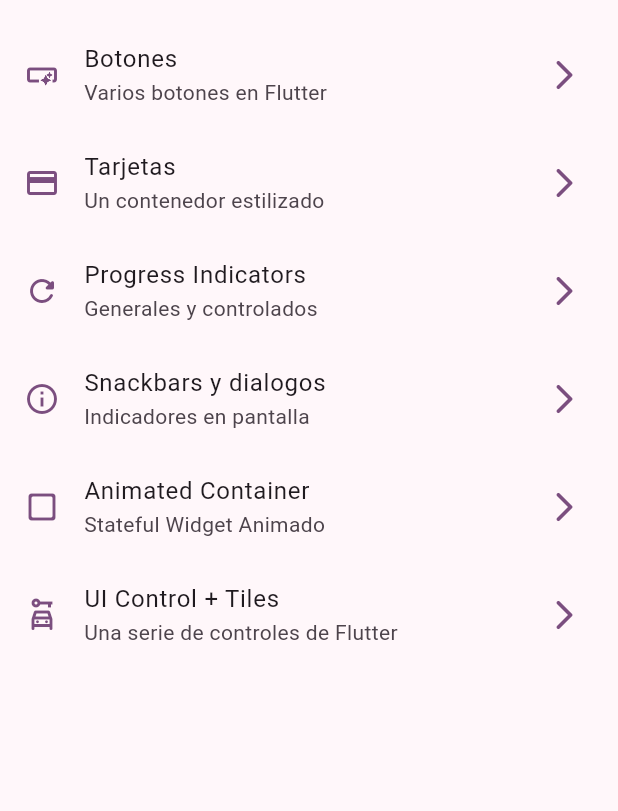
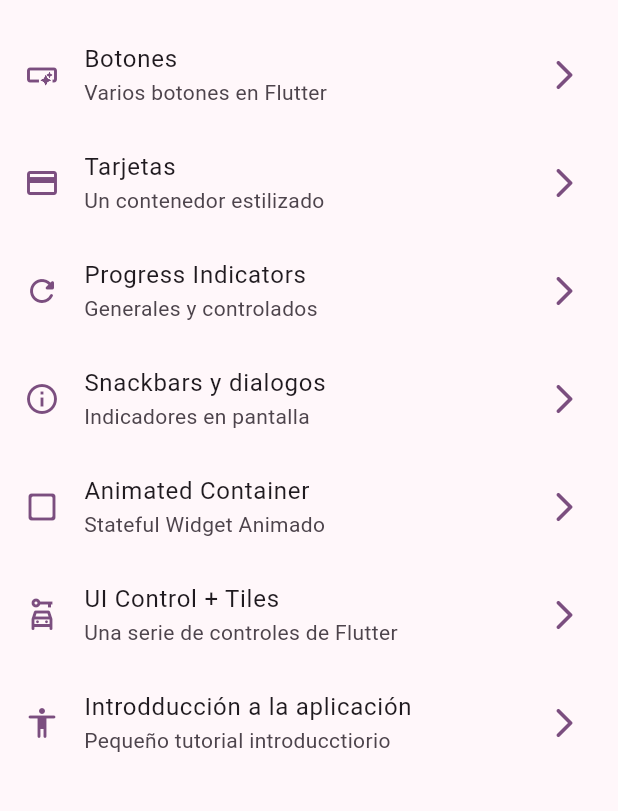
Before and after one commit to Rogerr14/Material-3-Flutter, a Flutter app: the screen it shows after launch, on a phone screen of 412 x 824 dp, the part 63-874 px from its top. Run offline on Flutter 3.47's test engine with Material 3 defaults, Android fonts, the phone set to English and light mode, and no system bars; our stand-ins replace go_router.

Commit message:
tutorial screen added

```diff
--- a/lib/config/menu/menu_items.dart
+++ b/lib/config/menu/menu_items.dart
@@ -54,4 +54,10 @@ const appMenuItems = <MenuItem>[
     link: '/ui-controls',
     icon: Icons.car_rental_outlined
   ),
+   MenuItem(
+    title: 'Introdducción a la aplicación',
+    subTitle: 'Pequeño tutorial introducctiorio',
+    link: '/tutorial',
+    icon: Icons.accessibility_rounded
+  ),
 ];
--- a/lib/config/router/app_router.dart
+++ b/lib/config/router/app_router.dart
@@ -41,4 +41,9 @@ final appRouter = GoRouter(
     name: UiControlsScreen.name,
     builder: (context, state) => const UiControlsScreen(),
   ),
+  GoRoute(
+    path: '/tutorial',
+    name: AppTutorialScreen.name,
+    builder: (context, state) => const AppTutorialScreen(),
+  ),
 ]);
--- a/lib/presentation/screens/app_tutorial/app_tutorial_screen.dart
+++ b/lib/presentation/screens/app_tutorial/app_tutorial_screen.dart
@@ -1,9 +1,9 @@
 import 'package:flutter/material.dart';
 
-class AppTutorilaScreen extends StatelessWidget {
+class AppTutorialScreen extends StatelessWidget {
   static const name = 'tutorial_screen';
 
-  const AppTutorilaScreen({super.key});
+  const AppTutorialScreen({super.key});
 
   @override
   Widget build(BuildContext context) {
```
